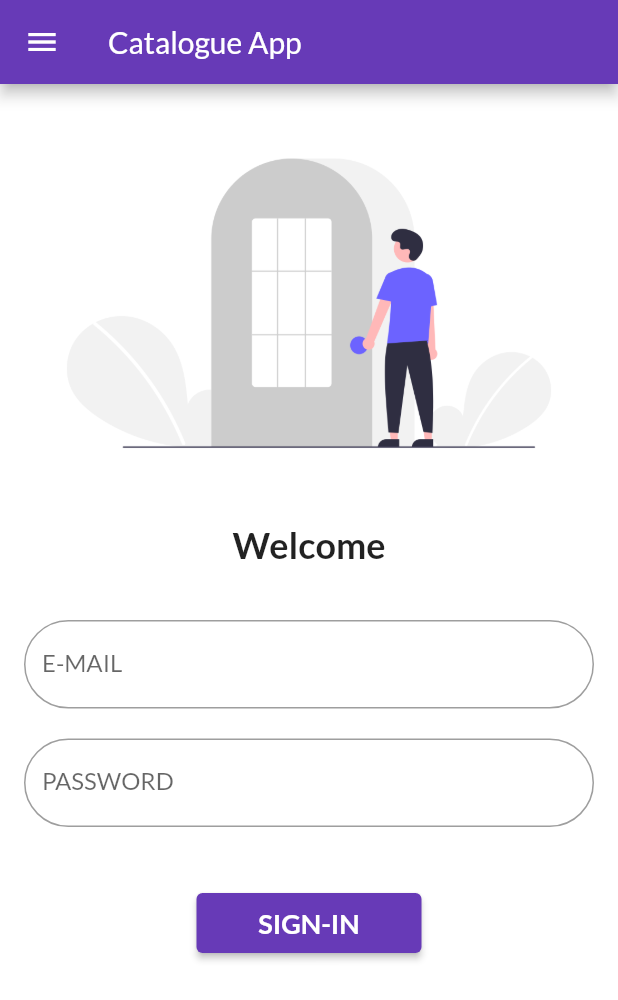
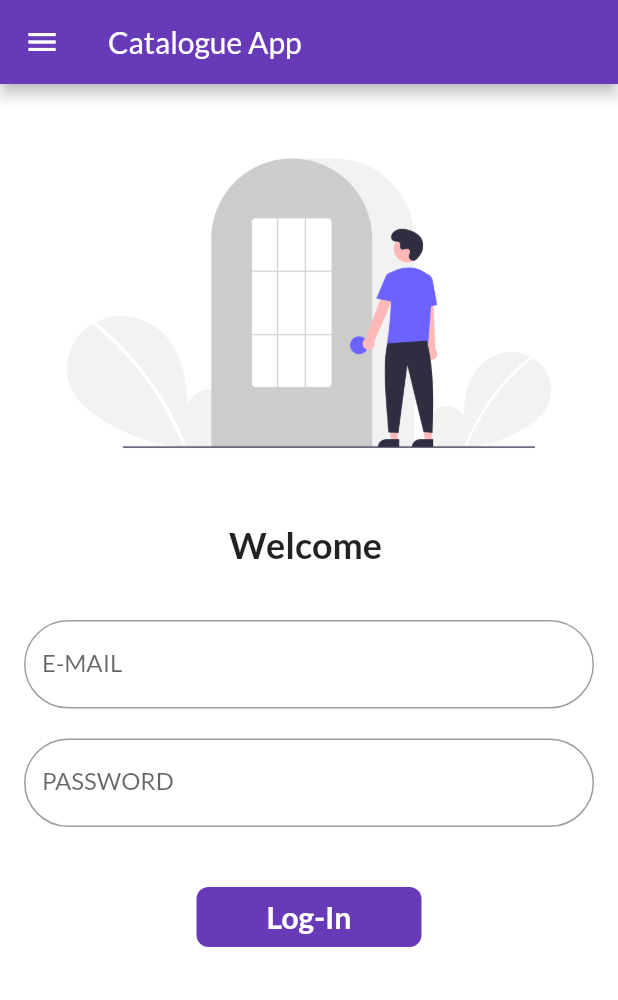
Before and after one commit to PatelPruthvi/30DaysOfFlutter, a Flutter app: the screen it shows after launch, on a phone screen of 412 x 824 dp. Shown: the top 1000 px of the screen. Run offline on Flutter 3.47's test engine with Material 2 defaults, Android fonts, the phone set to English and light mode, and no system bars; our stand-ins replace google_fonts.

Commit message:
Day 5 completed

```diff
--- a/lib/pages/home_page.dart
+++ b/lib/pages/home_page.dart
@@ -3,9 +3,16 @@
 import 'package:codepur/utils/routes.dart';
 import 'package:flutter/material.dart';
 
-class HomePage extends StatelessWidget {
+class HomePage extends StatefulWidget {
   const HomePage({Key? key}) : super(key: key);
 
+  @override
+  State<HomePage> createState() => _HomePageState();
+}
+
+class _HomePageState extends State<HomePage> {
+  String name = "";
+  bool changedButt = false;
   @override
   Widget build(BuildContext context) {
     return Scaffold(
@@ -24,7 +31,7 @@ class HomePage extends StatelessWidget {
             ),
             SizedBox(height: 20),
             Text(
-              'Welcome',
+              'Welcome $name',
               style: TextStyle(fontSize: 24.0, fontWeight: FontWeight.bold),
             ),
             SizedBox(height: 20),
@@ -38,6 +45,10 @@ class HomePage extends StatelessWidget {
                         labelText: 'E-MAIL',
                         border: OutlineInputBorder(
                             borderRadius: BorderRadius.circular(60))),
+                    onChanged: (value) {
+                      name = value;
+                      setState(() {});
+                    },
                   ),
                   SizedBox(height: 20),
                   TextFormField(
@@ -49,18 +60,50 @@ class HomePage extends StatelessWidget {
                             borderRadius: BorderRadius.circular(60))),
                   ),
                   SizedBox(height: 40),
-                  ElevatedButton(
-                    onPressed: () {
+                  InkWell(
+                    onTap: () async {
+                      setState(() {
+                        changedButt = true;
+                      });
+                      await Future.delayed(Duration(seconds: 1));
                       Navigator.pushReplacementNamed(
                           context, MyRoutes.loginRoute);
                     },
-                    child: Text(
-                      'SIGN-IN',
-                      style:
-                          TextStyle(fontWeight: FontWeight.bold, fontSize: 18),
+                    child: AnimatedContainer(
+                      duration: Duration(seconds: 1),
+                      width: changedButt ? 50 : 150,
+                      height: 40,
+                      child: Center(
+                          child: changedButt
+                              ? Icon(
+                                  Icons.done,
+                                  color: Colors.white,
+                                )
+                              : Text(
+                                  'Log-In',
+                                  style: TextStyle(
+                                      fontSize: 20,
+                                      color: Colors.white,
+                                      fontWeight: FontWeight.bold),
+                                )),
+                      decoration: BoxDecoration(
+                        borderRadius:
+                            BorderRadius.circular(changedButt ? 50 : 8),
+                        color: Colors.deepPurple,
+                      ),
                     ),
-                    style: TextButton.styleFrom(minimumSize: Size(150, 40)),
                   )
+                  // ElevatedButton(
+                  //   onPressed: () {
+                  //     Navigator.pushReplacementNamed(context, MyRoutes.loginRoute);
+                  //   },
+                  //   child: Text(
+                  //     'SIGN-IN',
+                  //     style:
+                  //         TextStyle(fontWeight: FontWeight.bold, fontSize: 18),
+                  //   ),
+                  //   style: TextButton.styleFrom(minimumSize: Size(150, 40)),
+                  // )
                 ],
               ),
             )
--- a/lib/pages/login_page.dart
+++ b/lib/pages/login_page.dart
@@ -2,9 +2,14 @@
 
 import 'package:flutter/material.dart';
 
-class Login extends StatelessWidget {
+class Login extends StatefulWidget {
   const Login({Key? key}) : super(key: key);
 
+  @override
+  State<Login> createState() => _LoginState();
+}
+
+class _LoginState extends State<Login> {
   @override
   Widget build(BuildContext context) {
     return MaterialApp(
```
